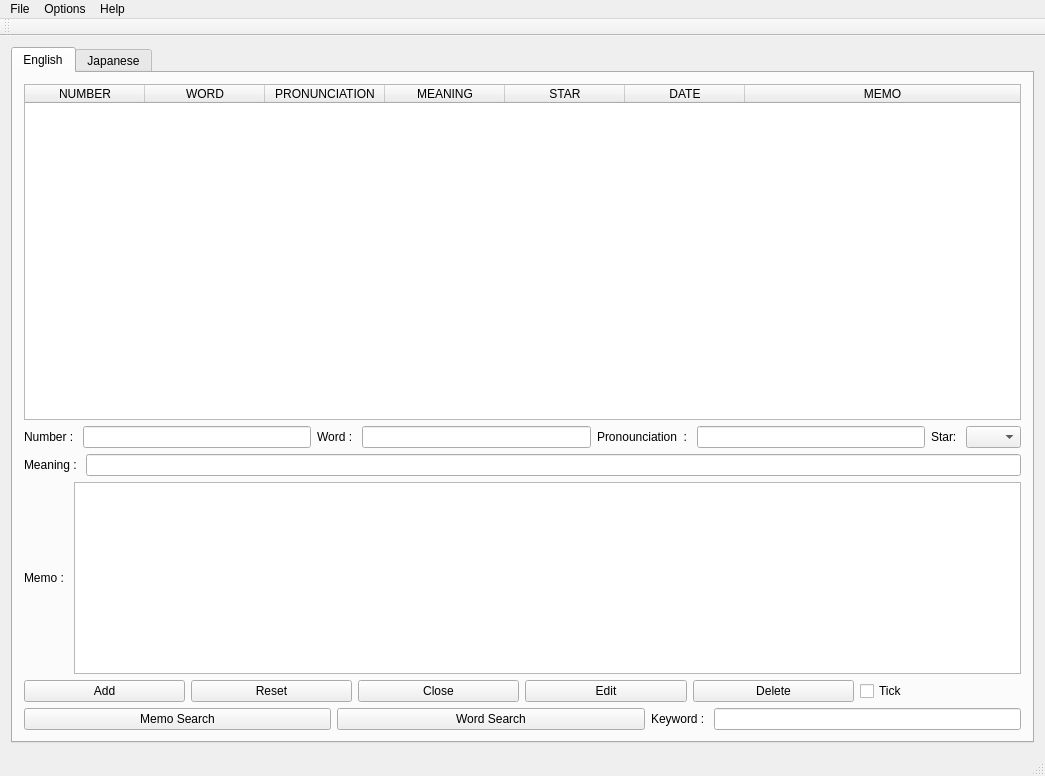
Qt form mainwindow.ui (m-fujimoto/Word-savvy) before a commit.
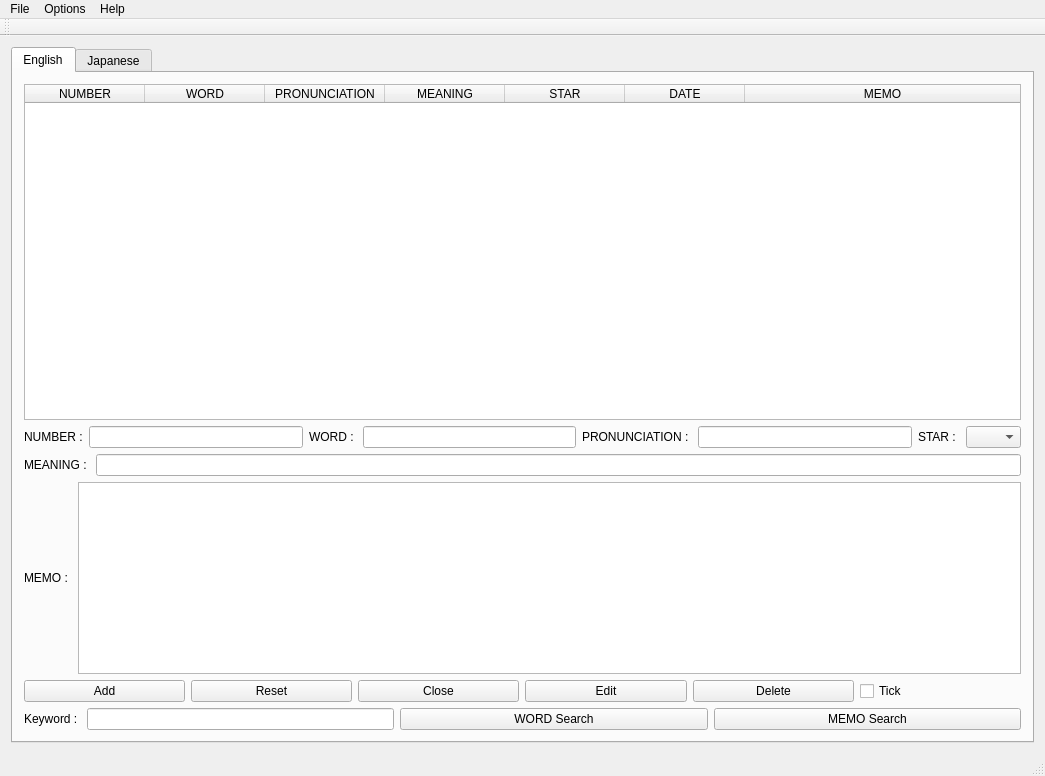
The same form after that commit. The open tabs and pages were chosen to show the change. Icons and pictures are not drawn.

```diff
--- a/mainwindow.ui
+++ b/mainwindow.ui
@@ -120,7 +120,7 @@
             <item>
              <widget class="QLabel" name="label_4">
               <property name="text">
-               <string>Number : </string>
+               <string>NUMBER :</string>
               </property>
              </widget>
             </item>
@@ -134,7 +134,7 @@
             <item>
              <widget class="QLabel" name="label">
               <property name="text">
-               <string>Word : </string>
+               <string>WORD : </string>
               </property>
              </widget>
             </item>
@@ -144,7 +144,7 @@
             <item>
              <widget class="QLabel" name="label_2">
               <property name="text">
-               <string>Pronounciation  : </string>
+               <string>PRONUNCIATION : </string>
               </property>
              </widget>
             </item>
@@ -154,7 +154,7 @@
             <item>
              <widget class="QLabel" name="label_11">
               <property name="text">
-               <string>Star: </string>
+               <string>STAR : </string>
               </property>
              </widget>
             </item>
@@ -199,7 +199,7 @@
             <item>
              <widget class="QLabel" name="label_3">
               <property name="text">
-               <string>Meaning : </string>
+               <string>MEANING : </string>
               </property>
              </widget>
             </item>
@@ -213,7 +213,7 @@
             <item>
              <widget class="QLabel" name="label_5">
               <property name="text">
-               <string>Memo : </string>
+               <string>MEMO : </string>
               </property>
              </widget>
             </item>
@@ -295,32 +295,6 @@
           </item>
           <item>
            <layout class="QHBoxLayout" name="horizontalLayout_12">
-            <item>
-             <widget class="QPushButton" name="memo_searchpushButton">
-              <property name="sizePolicy">
-               <sizepolicy hsizetype="Expanding" vsizetype="Fixed">
-                <horstretch>0</horstretch>
-                <verstretch>0</verstretch>
-               </sizepolicy>
-              </property>
-              <property name="text">
-               <string>Memo Search</string>
-              </property>
-             </widget>
-            </item>
-            <item>
-             <widget class="QPushButton" name="word_search_pushButton">
-              <property name="sizePolicy">
-               <sizepolicy hsizetype="Expanding" vsizetype="Fixed">
-                <horstretch>0</horstretch>
-                <verstretch>0</verstretch>
-               </sizepolicy>
-              </property>
-              <property name="text">
-               <string>Word Search</string>
-              </property>
-             </widget>
-            </item>
             <item>
              <widget class="QLabel" name="label_13">
               <property name="text">
@@ -344,6 +318,32 @@
               </property>
              </widget>
             </item>
+            <item>
+             <widget class="QPushButton" name="word_search_pushButton">
+              <property name="sizePolicy">
+               <sizepolicy hsizetype="Expanding" vsizetype="Fixed">
+                <horstretch>0</horstretch>
+                <verstretch>0</verstretch>
+               </sizepolicy>
+              </property>
+              <property name="text">
+               <string>WORD Search</string>
+              </property>
+             </widget>
+            </item>
+            <item>
+             <widget class="QPushButton" name="memo_searchpushButton">
+              <property name="sizePolicy">
+               <sizepolicy hsizetype="Expanding" vsizetype="Fixed">
+                <horstretch>0</horstretch>
+                <verstretch>0</verstretch>
+               </sizepolicy>
+              </property>
+              <property name="text">
+               <string>MEMO Search</string>
+              </property>
+             </widget>
+            </item>
            </layout>
           </item>
          </layout>
```
Left out of the diff: 14 changed lines with no effect on the pictures.
